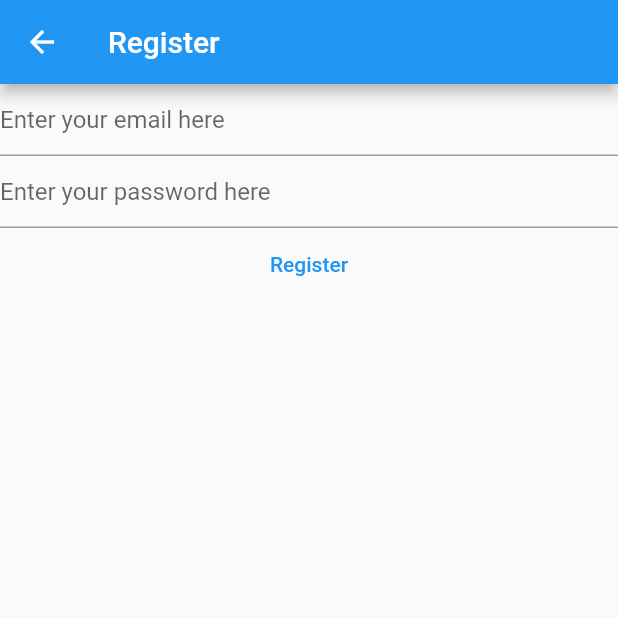
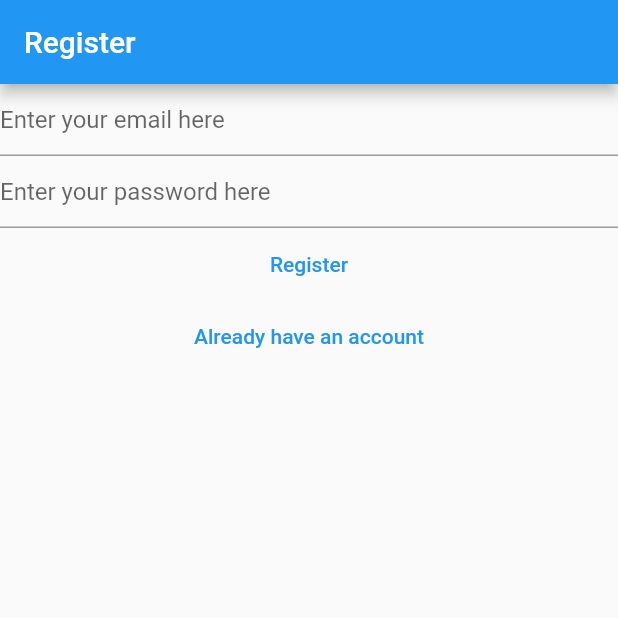
Before and after one commit to jtnovellis/notesapp-flutter, a Flutter app: the RegisterView screen opened directly, on a phone screen of 412 x 824 dp, the top half of it. Run offline on Flutter 3.47's test engine with Material 2 defaults, Android fonts, the phone set to English and light mode, and no system bars; our stand-ins replace firebase_auth, firebase_core; accounts and stored records are empty.

Commit message:
feat: add email verification and link between register and login

```diff
--- a/lib/views/register_view.dart
+++ b/lib/views/register_view.dart
@@ -1,8 +1,5 @@
 import 'package:firebase_auth/firebase_auth.dart';
-import 'package:firebase_core/firebase_core.dart';
 import 'package:flutter/material.dart';
-
-import '../firebase_options.dart';
 
 class RegisterView extends StatefulWidget {
   const RegisterView({super.key});
@@ -32,33 +29,24 @@ class _RegisterViewState extends State<RegisterView> {
   @override
   Widget build(BuildContext context) {
     return Scaffold(
-      appBar: AppBar(
-        title: const Text('Register'),
-      ),
-      body: FutureBuilder(
-        future: Firebase.initializeApp(
-          options: DefaultFirebaseOptions.currentPlatform,
-        ),
-        builder: (context, snapshot) {
-          switch (snapshot.connectionState) {
-            case ConnectionState.done:
-              return Column(
+      appBar: AppBar(title: const Text('Register')),
+      body: Column(
         children: [
           TextField(
             controller: _email,
             enableSuggestions: false,
             autocorrect: false,
             keyboardType: TextInputType.emailAddress,
-                    decoration: const InputDecoration(
-                        hintText: 'Enter your email here'),
+            decoration:
+                const InputDecoration(hintText: 'Enter your email here'),
           ),
           TextField(
             controller: _password,
             obscureText: true,
             enableSuggestions: false,
             autocorrect: false,
-                    decoration: const InputDecoration(
-                        hintText: 'Enter your password here'),
+            decoration:
+                const InputDecoration(hintText: 'Enter your password here'),
           ),
           TextButton(
               onPressed: () async {
@@ -80,12 +68,13 @@ class _RegisterViewState extends State<RegisterView> {
                 }
               },
               child: const Text('Register')),
+          TextButton(
+              child: const Text('Already have an account'),
+              onPressed: () {
+                Navigator.of(context)
+                    .pushNamedAndRemoveUntil('/login', (route) => false);
+              })
         ],
-              );
-            default:
-              return const Text('Loading...');
-          }
-        },
       ),
     );
   }
```
Also changed, not shown: lib/main.dart (+15 -12 lines), lib/views/login_view.dart (+12 -22 lines), lib/views/verify_email_view.dart (added, +24 -0 lines). Lines whose indentation alone changed are shown as unchanged.
